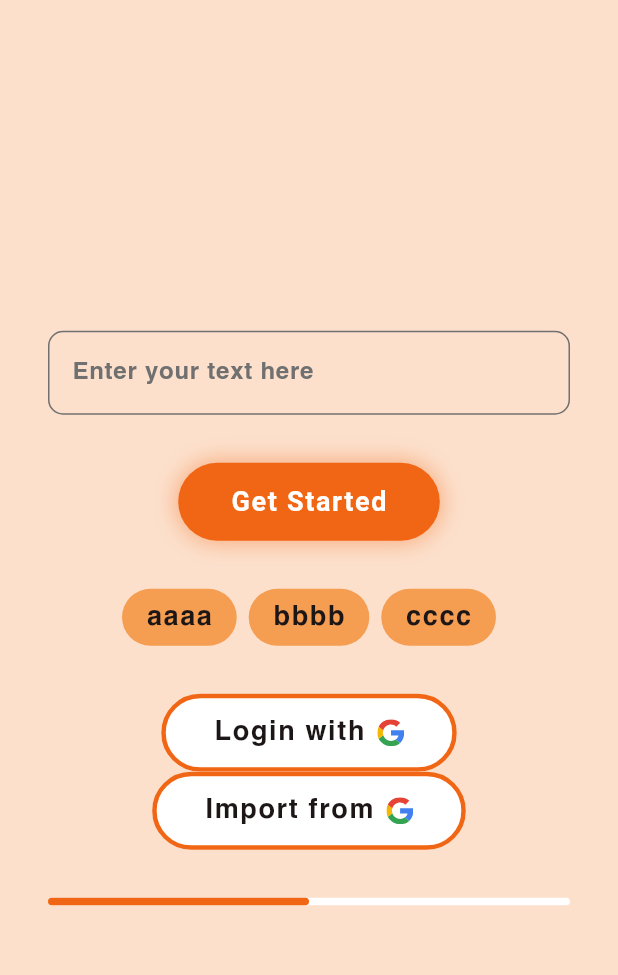
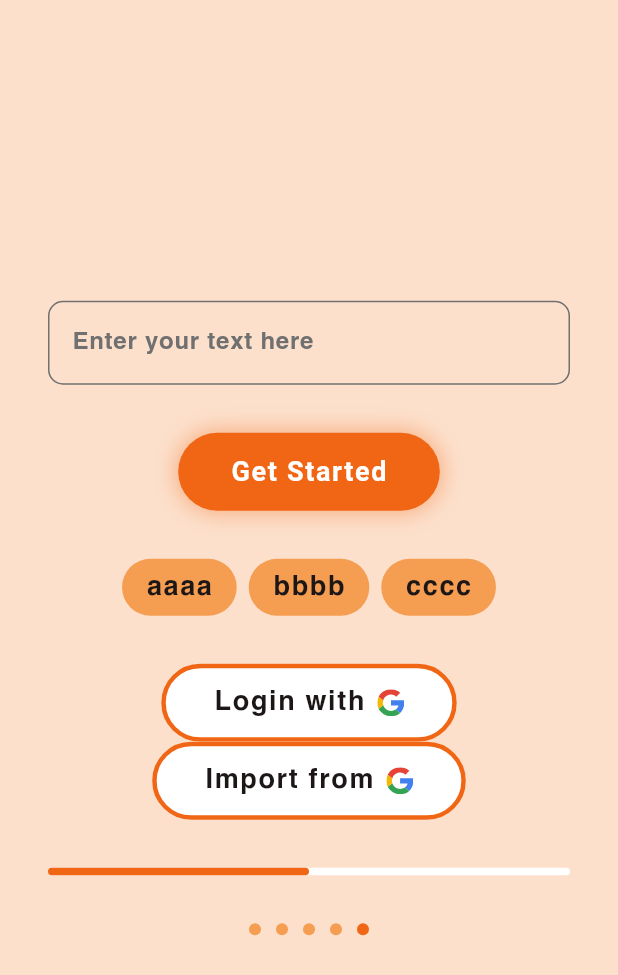
Before and after one commit to shionkorsak/chefoo, a Flutter app: the screen it shows after launch, on a phone screen of 412 x 824 dp. Shown: the top 975 px of the screen. Run offline on Flutter 3.47's test engine with Material 3 defaults, Android fonts, the light colour scheme and no system bars; our stand-ins replace flutter_svg.

Commit message:
added DotsPageIndicator

```diff
--- a/lib/main.dart
+++ b/lib/main.dart
@@ -1,6 +1,6 @@
 import 'package:flutter_skeleton/screens/login/login_screen.dart';
 import 'package:flutter_skeleton/screens/welcome_screen.dart';
-import 'package:flutter_skeleton/screens/widget_test_screen.dart';
+import 'package:flutter_skeleton/screens/widget_screens/widgets_onboarding.dart';
 
 import 'commons.dart';
 
--- a/lib/screens/widget_test_screen.dart
+++ b/lib/screens/widget_screens/widgets_onboarding.dart
@@ -4,8 +4,8 @@ import 'package:flutter_skeleton/widgets/border_text_field.dart';
 import 'package:flutter_skeleton/widgets/buttons/glowing_button.dart';
 import 'package:flutter_skeleton/widgets/buttons/google_buttons/google_import_button.dart';
 import 'package:flutter_skeleton/widgets/buttons/google_buttons/google_login_button.dart';
-import 'package:flutter_skeleton/widgets/tag.dart';
-import 'package:flutter_skeleton/widgets/tag_map.dart';
+import 'package:flutter_skeleton/widgets/dots_page_indicator.dart';
+import 'package:flutter_skeleton/widgets/tags/tag_map.dart';
 
 class WidgetTestScreen extends StatelessWidget {
   const WidgetTestScreen({super.key});
@@ -38,7 +38,11 @@ class WidgetTestScreen extends StatelessWidget {
           ),
           LinearProgressIndicator(
             value: 0.5, // 70% progress (0.0 to 1.0)
-          )
+          ),
+          SizedBox(
+            height: 32,
+          ),
+          DotsPageIndicator(pageCount: 5, currentPage: 4)
         ],
       ),
     )));
--- /dev/null
+++ b/lib/widgets/dots_page_indicator.dart
@@ -0,0 +1,37 @@
+import 'package:flutter_skeleton/commons.dart';
+
+class DotsPageIndicator extends StatelessWidget {
+  final int pageCount;
+  final int currentPage;
+  final double dotSize;
+  final Color activeColor;
+  final Color inactiveColor;
+
+  const DotsPageIndicator(
+      {Key? key,
+      required this.pageCount,
+      required this.currentPage,
+      this.dotSize = 8.0,
+      this.activeColor = AppColors.primary,
+      this.inactiveColor = AppColors.secondary})
+      : super(key: key);
+
+  @override
+  Widget build(BuildContext context) {
+    return Row(
+      mainAxisAlignment: MainAxisAlignment.center,
+      children: List.generate(
+        pageCount,
+        (index) => Container(
+          margin: const EdgeInsets.symmetric(horizontal: 5),
+          width: dotSize,
+          height: dotSize,
+          decoration: BoxDecoration(
+            shape: BoxShape.circle,
+            color: currentPage == index ? activeColor : inactiveColor,
+          ),
+        ),
+      ),
+    );
+  }
+}
--- a/lib/widgets/tag_map.dart
+++ b/lib/widgets/tags/tag_map.dart
@@ -1,5 +1,5 @@
 import 'package:flutter/material.dart';
-import 'package:flutter_skeleton/widgets/tag.dart';
+import 'package:flutter_skeleton/widgets/tags/tag.dart';
 
 class TagMap extends StatefulWidget {
   final List<String> tags;
```
Also changed, not shown: lib/widgets/tags/tag.dart (renamed from lib/widgets/tag.dart).
